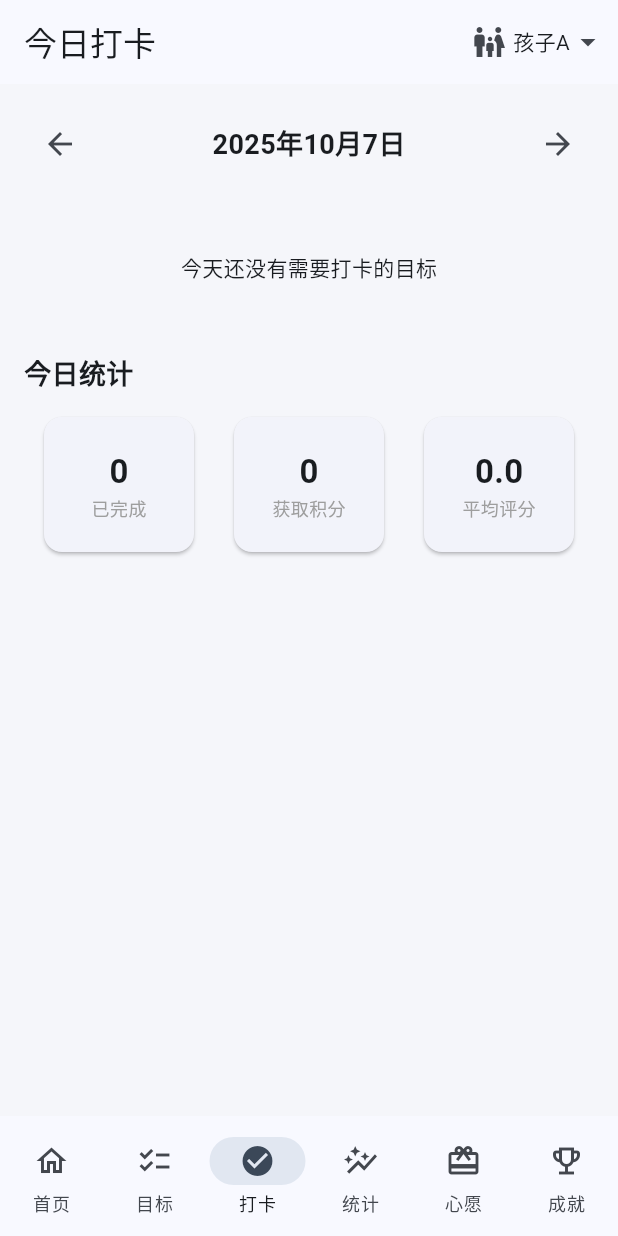
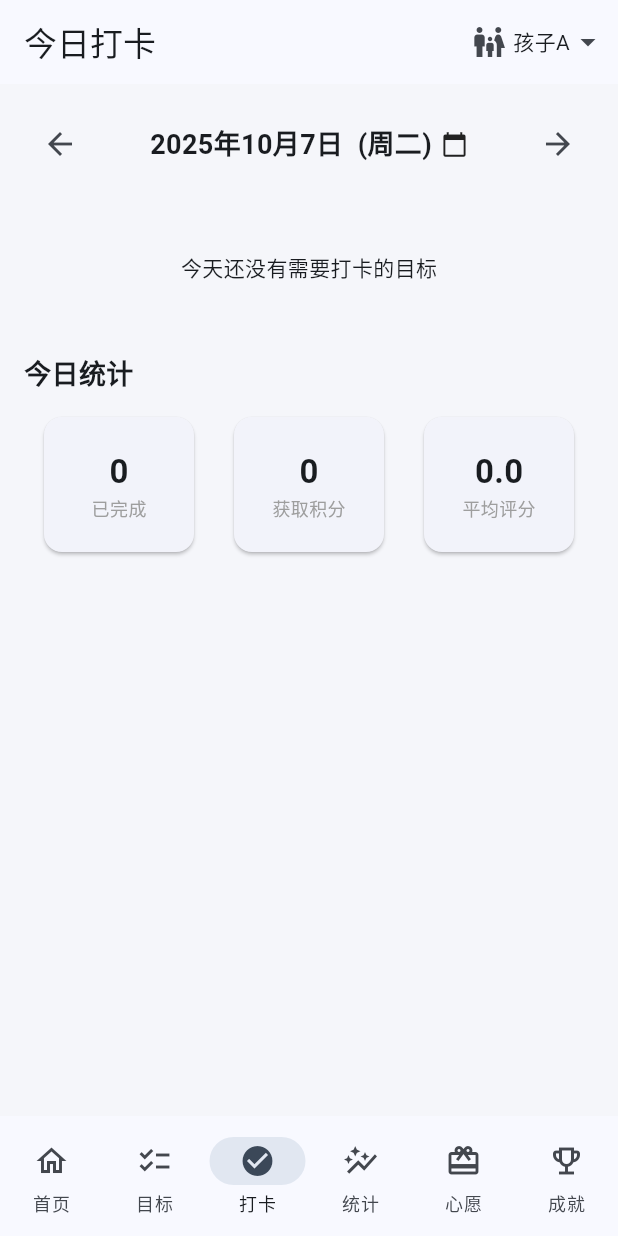
Before and after one commit to lzzhangsan/xingmubiao, a Flutter app: the screen it shows after launch, item 3 of the bottom bar chosen, on a phone screen of 412 x 824 dp. Run offline on Flutter 3.47's test engine with Material 3 defaults, Android fonts, the light colour scheme and no system bars; our stand-ins replace firebase_core, fl_chart, flutter_local_notifications, image_picker, shared_preferences, timezone; accounts and stored records are empty.

Commit message:
10.7-16：23可跑通

```diff
--- a/lib/main.dart
+++ b/lib/main.dart
@@ -1,4 +1,6 @@
 import 'package:flutter/material.dart';
+import 'package:flutter_localizations/flutter_localizations.dart';
+import 'package:intl/date_symbol_data_local.dart';
 import 'package:provider/provider.dart';
 
 import 'src/providers/app_provider.dart';
@@ -17,6 +19,7 @@ void main() async {
   WidgetsFlutterBinding.ensureInitialized();
   await LocalDataStore.init();
   await FirebaseInitializer.initializeFirebase();
+  await initializeDateFormatting('zh_CN');
   runApp(
     ChangeNotifierProvider(
       create: (context) => AppProvider(),
@@ -32,6 +35,16 @@ class MyApp extends StatelessWidget {
   Widget build(BuildContext context) {
     return MaterialApp(
       title: '星目标',
+      locale: const Locale('zh', 'CN'),
+      supportedLocales: const [
+        Locale('zh', 'CN'),
+        Locale('en', 'US'),
+      ],
+      localizationsDelegates: const [
+        GlobalMaterialLocalizations.delegate,
+        GlobalWidgetsLocalizations.delegate,
+        GlobalCupertinoLocalizations.delegate,
+      ],
       theme: ThemeData(
         colorScheme: ColorScheme.fromSeed(
           seedColor: Colors.blue,
--- a/lib/src/screens/checkin_screen.dart
+++ b/lib/src/screens/checkin_screen.dart
@@ -1,6 +1,7 @@
 import 'dart:io';
 
 import 'package:flutter/material.dart';
+import 'package:intl/intl.dart';
 import 'package:image_picker/image_picker.dart';
 import 'package:provider/provider.dart';
 import 'package:xingmubiao/src/models/checkin.dart';
@@ -105,6 +106,21 @@ class _CheckinScreenState extends State<CheckinScreen> {
     _loadData();
   }
 
+  Future<void> _pickDate() async {
+    final picked = await showDatePicker(
+      context: context,
+      initialDate: _selectedDate,
+      firstDate: DateTime(2020, 1, 1),
+      lastDate: DateTime(2100, 12, 31),
+      helpText: '选择日期',
+      confirmText: '确定',
+      cancelText: '取消',
+    );
+    if (picked != null) {
+      _changeDate(picked);
+    }
+  }
+
   int get _completedCount => _checkins.length;
 
   int get _totalPoints {
@@ -180,6 +196,7 @@ class _CheckinScreenState extends State<CheckinScreen> {
                             _DateSelector(
                               selectedDate: _selectedDate,
                               onDateChanged: _changeDate,
+                              onOpenPicker: _pickDate,
                             ),
                             _CheckinGoalList(
                               childId: selectedChild.id,
@@ -204,13 +221,16 @@ class _DateSelector extends StatelessWidget {
   const _DateSelector({
     required this.selectedDate,
     required this.onDateChanged,
+    required this.onOpenPicker,
   });
 
   final DateTime selectedDate;
   final ValueChanged<DateTime> onDateChanged;
+  final VoidCallback onOpenPicker;
 
   @override
   Widget build(BuildContext context) {
+    final weekdayLabel = DateFormat.E('zh_CN').format(selectedDate); // 周几
     return Container(
       padding: const EdgeInsets.all(16),
       child: Row(
@@ -220,9 +240,22 @@ class _DateSelector extends StatelessWidget {
             icon: const Icon(Icons.arrow_back),
             onPressed: () => onDateChanged(selectedDate.subtract(const Duration(days: 1))),
           ),
-          Text(
-            '${selectedDate.year}年${selectedDate.month}月${selectedDate.day}日',
-            style: const TextStyle(fontSize: 18, fontWeight: FontWeight.bold),
+          InkWell(
+            onTap: onOpenPicker,
+            borderRadius: BorderRadius.circular(8),
+            child: Padding(
+              padding: const EdgeInsets.symmetric(horizontal: 8, vertical: 4),
+              child: Row(
+                children: [
+                  Text(
+                    '${selectedDate.year}年${selectedDate.month}月${selectedDate.day}日  ($weekdayLabel)',
+                    style: const TextStyle(fontSize: 18, fontWeight: FontWeight.bold),
+                  ),
+                  const SizedBox(width: 6),
+                  const Icon(Icons.calendar_today, size: 18),
+                ],
+              ),
+            ),
           ),
           IconButton(
             icon: const Icon(Icons.arrow_forward),
--- a/pubspec.yaml
+++ b/pubspec.yaml
@@ -47,7 +47,9 @@ dependencies:
   # UI and utility
   flutter_svg: ^2.0.10+1
   shared_preferences: ^2.3.1
-  intl: ^0.19.0
+  intl: ^0.20.2
+  flutter_localizations:
+    sdk: flutter
 
   # Charts and data visualization
   fl_chart: ^0.68.0
```
Also changed, not shown: pubspec.lock.
